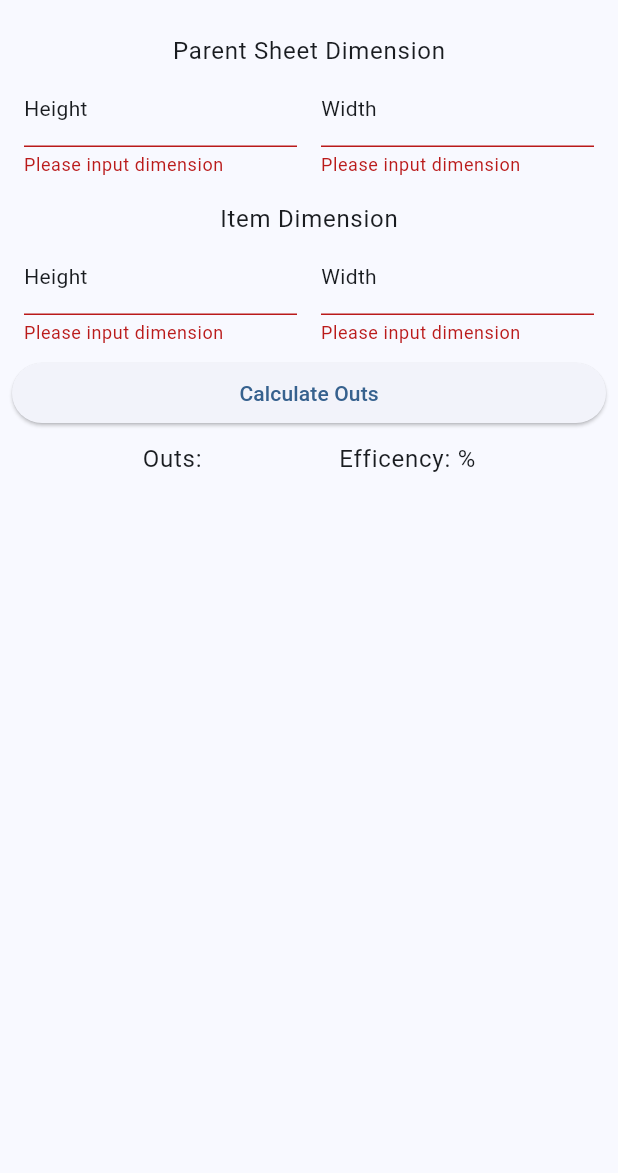
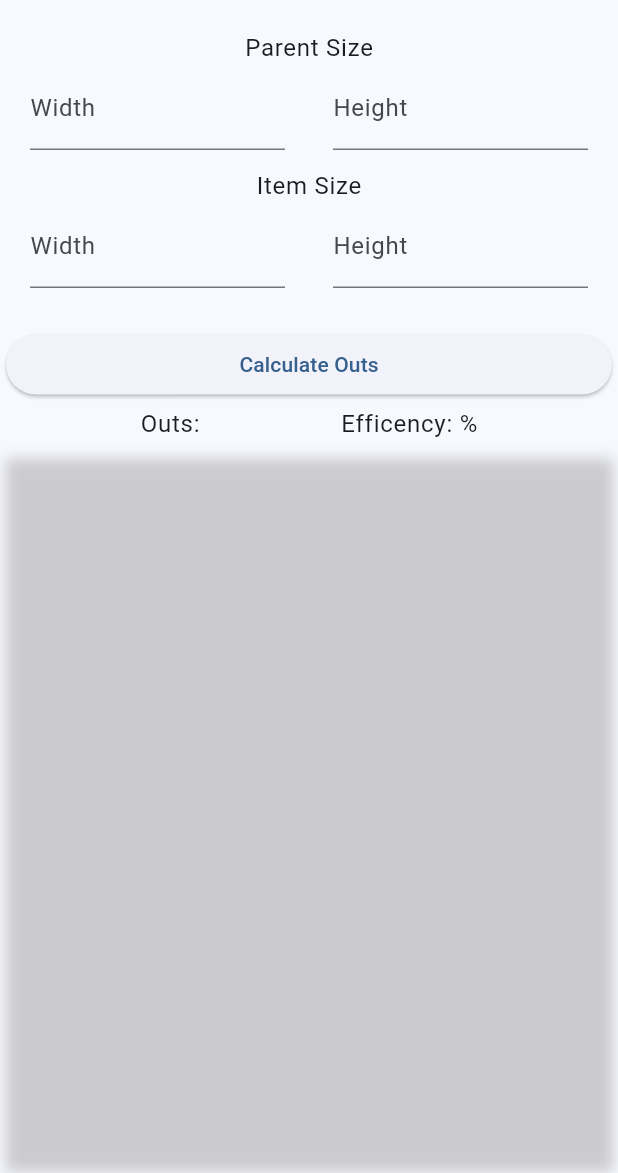
Before and after one commit to farinc/outs_calculator, a Flutter app: the screen it shows after launch, after a tap on "Calculate Outs", on a phone screen of 412 x 824 dp, the part 63-1236 px from its top. Run offline on Flutter 3.47's test engine with Material 2 defaults, Android fonts, the light colour scheme and no system bars; drawn by our look-alikes of reactive_forms.

Commit message:
release commit

```diff
--- a/lib/layout_widget.dart
+++ b/lib/layout_widget.dart
@@ -1,7 +1,5 @@
-import 'dart:math';
-
 import 'package:flutter/material.dart';
-import 'package:outs_calculator/packing/packing.dart';
+import 'package:outs_calculator/packing.dart';
 
 class OutsLayoutWidget extends StatelessWidget {
   const OutsLayoutWidget(this._packing, {super.key});
@@ -10,24 +8,37 @@ class OutsLayoutWidget extends StatelessWidget {
 
   @override
   Widget build(BuildContext context) {
-    return _packing != null
-        ? LayoutBuilder(builder: (_, BoxConstraints contraints) {
-            var largeWidth = _packing!.layout.largeWidth;
-            var largeHeight = _packing!.layout.largeHeight;
-            var maxScaledWidth =
-                contraints.maxWidth - (contraints.maxWidth % largeWidth);
-            var maxScaledHeight =
-                contraints.maxHeight - (contraints.maxHeight % largeHeight);
+    // return _packing != null
+    //     ? LayoutBuilder(builder: (_, BoxConstraints contraints) {
+    //         var largeWidth = _packing!.layout.largeWidth;
+    //         var largeHeight = _packing!.layout.largeHeight;
+    //         var maxScaledWidth =
+    //             largeWidth * (contraints.maxWidth / largeWidth).floor();
+    //         var maxScaledHeight =
+    //             largeHeight * (contraints.maxHeight / largeHeight).floor();
 
-            return CustomPaint(
-              painter: LayoutPainter(_packing?.layout),
-              child: Container(
-                width: maxScaledWidth,
-                height: maxScaledHeight,
-              ),
-            );
-          })
-        : Container();
+    //         return CustomPaint(
+    //           painter: LayoutPainter(_packing?.layout),
+    //           child: SizedBox(
+    //             width: maxScaledWidth,
+    //             height: maxScaledHeight,
+    //           ),
+    //         );
+    //       })
+    //     : Container();
+    if (_packing != null) {
+      var largeWidth = _packing!.layout.largeWidth;
+      var largeHeight = _packing!.layout.largeHeight;
+      return AspectRatio(
+        aspectRatio: largeWidth / largeHeight,
+        child: CustomPaint(
+          painter: LayoutPainter(_packing!.layout),
+          size: const Size(double.infinity, double.infinity),
+        ),
+      );
+    } else {
+      return Container();
+    }
   }
 }
 
--- a/lib/main.dart
+++ b/lib/main.dart
@@ -1,11 +1,10 @@
-import 'dart:math';
-
 import 'package:flutter/material.dart';
-import 'package:flutter/services.dart';
 
 import 'package:flutter/rendering.dart';
+import 'package:flutter/services.dart';
 import 'package:outs_calculator/layout_widget.dart';
-import 'package:outs_calculator/packing/packing.dart';
+import 'package:outs_calculator/packing.dart';
+import 'package:reactive_forms/reactive_forms.dart';
 
 void showLayoutGuidelines() {
   debugPaintSizeEnabled = true;
@@ -15,22 +14,74 @@ void main() {
   runApp(const MyApp());
 }
 
-enum SizeType {
-  large(name: "Parent Sheet"),
-  small(name: "Item");
+enum PaperSize {
+  small("Item"),
+  large("Parent");
 
   final String name;
 
-  const SizeType({required this.name});
+  const PaperSize(this.name);
 }
 
-enum DimensionType {
-  long(name: "Width"),
-  short(name: "Height");
+enum Dimension {
+  short("Width"),
+  long("Height");
 
   final String name;
 
-  const DimensionType({required this.name});
+  const Dimension(this.name);
+}
+
+Map<String, dynamic>? _dimensionValidate(AbstractControl<dynamic> control) {
+  return control.isNotNull && control.value is double && control.value! > 0.0
+      ? null
+      : {"dimension": true};
+}
+
+Map<String, dynamic>? paperSizesValidate(AbstractControl<dynamic> control) {
+  final formGroup = control as FormGroup;
+
+  double? largeWidth =
+      formGroup.control('${PaperSize.large.name}${Dimension.short.name}').value;
+  double? largeHeight =
+      formGroup.control('${PaperSize.large.name}${Dimension.long.name}').value;
+  double? smallWidth =
+      formGroup.control('${PaperSize.small.name}${Dimension.short.name}').value;
+  double? smallHeight =
+      formGroup.control('${PaperSize.small.name}${Dimension.long.name}').value;
+
+  bool largeValueCheck = largeWidth != null && largeHeight != null;
+  bool smallValueCheck = smallWidth != null && smallHeight != null;
+
+  if (largeValueCheck) {
+    if (largeWidth > largeHeight) {
+      return {PaperSize.large.name: true};
+    }
+  }
+
+  if (smallValueCheck) {
+    if (smallWidth > smallHeight) {
+      return {PaperSize.small.name: true};
+    }
+  }
+
+  if (largeValueCheck && smallValueCheck) {
+    var smallArea = smallWidth * smallHeight;
+    var largeArea = largeWidth * largeHeight;
+    if (smallArea > largeArea) {
+      return {"area": true};
+    }
+  }
+
+  return null;
+}
+
+FormControl<double> _inputFormControl() {
+  return FormControl<double>(validators: [
+    Validators.required,
+    Validators.pattern(r'[0-9]*\.?[0-9]*'),
+    Validators.delegate(_dimensionValidate),
+  ]);
 }
 
 class MyApp extends StatelessWidget {
@@ -60,91 +111,98 @@ class HomePage extends StatefulWidget {
 }
 
 class _HomePageState extends State<HomePage> {
-  final GlobalKey<FormState> _formKey = GlobalKey<FormState>();
-  String msg = '';
+  final formGroup = FormGroup({
+    "${PaperSize.large.name}${Dimension.short.name}": _inputFormControl(),
+    "${PaperSize.large.name}${Dimension.long.name}": _inputFormControl(),
+    "${PaperSize.small.name}${Dimension.short.name}": _inputFormControl(),
+    "${PaperSize.small.name}${Dimension.long.name}": _inputFormControl()
+  }, validators: [
+    Validators.delegate(paperSizesValidate)
+  ]);
 
-  final largeShortControl = TextEditingController();
-  final largeLongControl = TextEditingController();
-  final smallShortControl = TextEditingController();
-  final smallLongControl = TextEditingController();
+  double? largeWidth;
+  double? largeHeight;
+  double? smallWidth;
+  double? smallHeight;
 
   Packing? packing;
 
-  Widget _textField(
-      BuildContext context, SizeType sizeType, DimensionType dimensionType) {
+  void _dimensionChanged(
+      PaperSize paperSize, Dimension dimension, double? mag) {
+    switch ((paperSize, dimension)) {
+      case (PaperSize.large, Dimension.short):
+        largeWidth = mag;
+        break;
+      case (PaperSize.large, Dimension.long):
+        largeHeight = mag;
+        break;
+      case (PaperSize.small, Dimension.short):
+        smallWidth = mag;
+        break;
+      case (PaperSize.small, Dimension.long):
+        smallHeight = mag;
+        break;
+    }
+  }
+
+  Widget _inputField(PaperSize paperSize, Dimension dimension) {
     return Expanded(
         child: Container(
-            margin: const EdgeInsets.symmetric(horizontal: 8),
-            child: TextFormField(
-                keyboardType: TextInputType.number,
-                style: Theme.of(context).textTheme.bodyMedium,
-                maxLines: 1,
-                textAlignVertical: TextAlignVertical.top,
-                textAlign: TextAlign.right,
-                inputFormatters: <TextInputFormatter>[
+      margin: const EdgeInsets.symmetric(horizontal: 16),
+      child: ReactiveTextField(
+        formControlName: "${paperSize.name}${dimension.name}",
+        onChanged: (control) =>
+            _dimensionChanged(paperSize, dimension, control.value as double?),
+        decoration: InputDecoration(labelText: dimension.name),
+        inputFormatters: [
           FilteringTextInputFormatter.allow(RegExp(r'[0-9]*\.?[0-9]*'))
         ],
-                decoration: InputDecoration(
-                    label: Text(dimensionType.name,
-                        style: Theme.of(context).textTheme.bodyMedium),
-                    suffixText: 'in', // Those are Americans...
-                    floatingLabelAlignment: FloatingLabelAlignment.start),
-                validator: (value) {
-                  if (value == null || value.isEmpty) {
-                    return 'Please input dimension';
-                  }
-                  return null;
+        keyboardType:
+            const TextInputType.numberWithOptions(signed: false, decimal: true),
+        maxLines: 1,
+        validationMessages: {
+          ValidationMessage.required: (error) => 'Please input dimension',
+          "dimension": (error) => 'Cannot be zero'
         },
-                controller: switch ((sizeType, dimensionType)) {
-                  (SizeType.large, DimensionType.short) => largeShortControl,
-                  (SizeType.large, DimensionType.long) => largeLongControl,
-                  (SizeType.small, DimensionType.short) => smallShortControl,
-                  (SizeType.small, DimensionType.long) => smallLongControl
-                })));
+      ),
+    ));
   }
 
-  Widget _dimensionField(BuildContext context, SizeType sizeType) {
-    return Container(
-      margin: const EdgeInsets.all(8.0),
+  Widget _inputAreaContainer(PaperSize size) {
+    return ReactiveFormConsumer(
+        builder: (context, form, child) => Container(
+              padding: const EdgeInsets.symmetric(vertical: 4),
+              margin: const EdgeInsets.symmetric(horizontal: 4, vertical: 2),
+              decoration: BoxDecoration(
+                  color: form.hasError('area') || form.hasError(size.name)
+                      ? Theme.of(context).colorScheme.error.withAlpha(20)
+                      : null,
+                  borderRadius: BorderRadius.circular(4)),
               child: Column(children: [
                 Text(
-          '${sizeType.name} Dimension',
+                  '${size.name} Size',
                   style: Theme.of(context).textTheme.bodyLarge,
                 ),
-        Row(children: [
-          _textField(context, sizeType, DimensionType.short),
-          _textField(context, sizeType, DimensionType.long),
-        ])
+                Row(
+                    mainAxisAlignment: MainAxisAlignment.spaceEvenly,
+                    children: [
+                      _inputField(size, Dimension.short),
+                      _inputField(size, Dimension.long)
                     ]),
-    );
+              ]),
+            ));
   }
 
-  void _parseDimensions() {
-    if (_formKey.currentState!.validate()) {
-      double largeLong = double.tryParse(largeLongControl.text)!;
-      double largeShort = double.tryParse(largeShortControl.text)!;
-      double smallLong = double.tryParse(smallLongControl.text)!;
-      double smallShort = double.tryParse(smallShortControl.text)!;
+  String _getErrorText(FormGroup form) {
+    if (form.hasError('area')) {
+      return 'Parent sheet is too small for item';
+    } else if (form.hasError(PaperSize.large.name)) {
+      return 'Parent sheet must have a height greater than width';
+    } else if (form.hasError(PaperSize.small.name)) {
+      return 'Item sheet must have a height greater than width';
+    }
 
-      double largeArea = largeLong * largeShort;
-      double smallArea = smallLong * smallShort;
-
-      if (largeArea > 0 && smallArea > 0 && largeArea > smallArea) {
-        setState(() {
-          msg = '';
-          packing = getBestPack(largeLong, largeShort, smallLong, smallShort);
-        });
-      } else {
-        setState(() {
-          msg = 'Parent sheet dimensions smaller than item dimensions';
-          packing = null;
-        });
-      }
-    } else {
-      setState(() {
-        packing = null;
-      });
-    }
+    return '';
   }
 
   @override
@@ -152,22 +210,42 @@ class _HomePageState extends State<HomePage> {
     return Scaffold(
         resizeToAvoidBottomInset: false,
         appBar: AppBar(title: const Text("Outs Calculator")),
-        body: Form(
-          key: _formKey,
-          child: Column(mainAxisAlignment: MainAxisAlignment.start, children: [
-            _dimensionField(context, SizeType.large),
-            _dimensionField(context, SizeType.small),
+        body: ReactiveForm(
+          formGroup: formGroup,
+          child: Column(children: [
+            _inputAreaContainer(PaperSize.large),
+            _inputAreaContainer(PaperSize.small),
+            ReactiveFormConsumer(builder: (context, form, child) {
+              return Container(
+                margin: const EdgeInsets.symmetric(horizontal: 4),
+                width: double.infinity,
+                child: Column(
+                    crossAxisAlignment: CrossAxisAlignment.stretch,
+                    mainAxisAlignment: MainAxisAlignment.center,
+                    children: [
+                      Text(
+                        _getErrorText(form),
+                        style: Theme.of(context).textTheme.bodyMedium!.copyWith(
+                            color: Theme.of(context).colorScheme.error),
+                      ),
+                      ElevatedButton(
+                          onPressed: () {
+                            if (form.valid) {
+                              setState(() {
+                                packing = getBestPack(largeWidth!, largeHeight!,
+                                    smallWidth!, smallHeight!);
+                              });
+                            }
+                          },
+                          style: TextButton.styleFrom(
+                              foregroundColor:
+                                  Theme.of(context).colorScheme.primary),
+                          child: const Text('Calculate Outs'))
+                    ]),
+              );
+            }),
             Container(
-              margin: const EdgeInsets.symmetric(horizontal: 8),
-              width: double.infinity,
-              child: ElevatedButton(
-                  onPressed: _parseDimensions,
-                  style: TextButton.styleFrom(
-                      foregroundColor: Theme.of(context).colorScheme.primary),
-                  child: const Text('Calculate Outs')),
-            ),
-            Container(
-                margin: const EdgeInsets.all(8),
+                margin: const EdgeInsets.all(4),
                 child: Row(
                   mainAxisAlignment: MainAxisAlignment.spaceEvenly,
                   children: [
@@ -182,7 +260,18 @@ class _HomePageState extends State<HomePage> {
             Flexible(
                 fit: FlexFit.loose,
                 child: Container(
-                  margin: const EdgeInsets.all(16),
+                  margin: const EdgeInsets.all(8),
+                  decoration: BoxDecoration(
+                    boxShadow: [
+                      BoxShadow(
+                        color: Colors.grey.withOpacity(0.5),
+                        spreadRadius: 5,
+                        blurRadius: 7,
+                        offset:
+                            const Offset(0, 3), // changes position of shadow
+                      ),
+                    ],
+                  ),
                   child: OutsLayoutWidget(packing),
                 )),
           ]),
--- a/pubspec.yaml
+++ b/pubspec.yaml
@@ -31,6 +31,7 @@ dependencies:
   flutter:
     sdk: flutter
   printing: ^5.11.0
+  reactive_forms: ^16.0.3
 
 
   # The following adds the Cupertino Icons font to your application.
```
Also changed, not shown: lib/packing.dart (renamed from lib/packing/packing.dart), pubspec.lock. Lines whose indentation alone changed are shown as unchanged.
